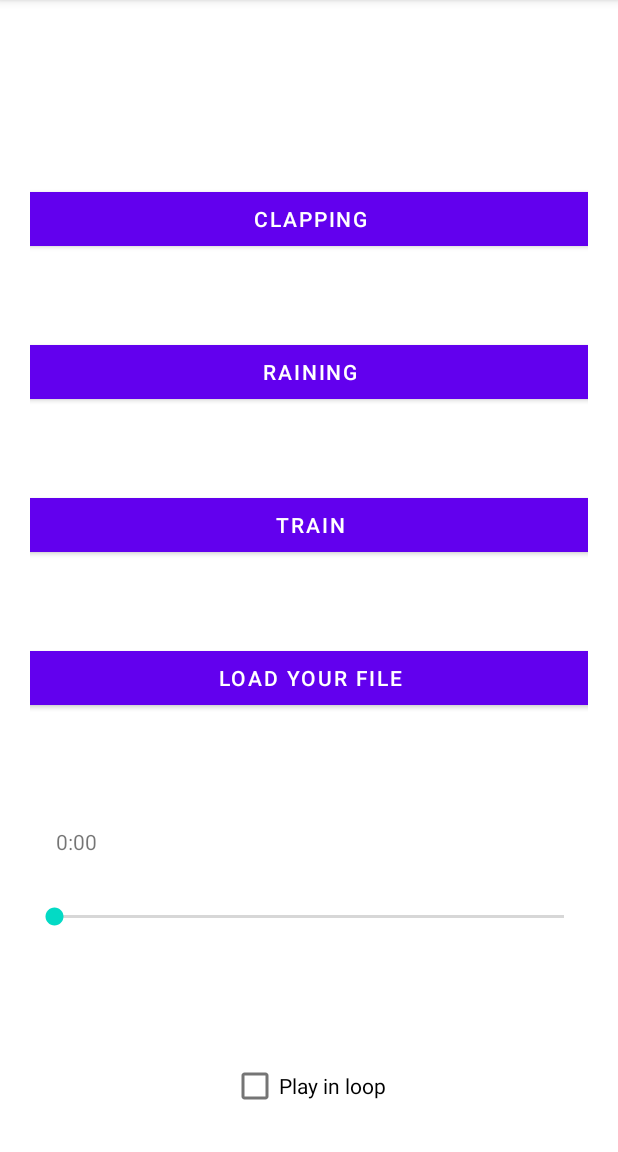
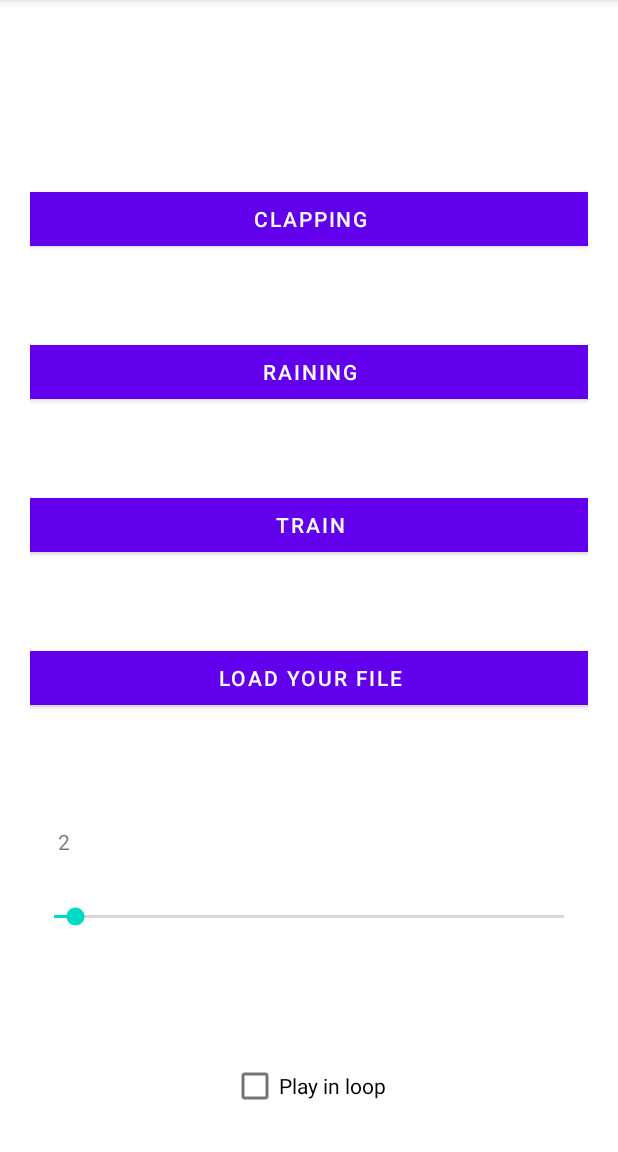
Before and after one commit to PrzemoNo1/SimpleAudioPlayer, an Android app: the screen it shows after launch (MainActivity), after a tap on "CLAPPING", on a phone screen of 412 x 824 dp, the part 84-1236 px from its top. Run offline under Robolectric (Android 15) with nearby library versions, the phone set to English and light mode, and no system bars.

```diff
--- a/app/src/main/java/com/example/simpleexample/MainActivity.kt
+++ b/app/src/main/java/com/example/simpleexample/MainActivity.kt
@@ -2,11 +2,11 @@ package com.example.simpleexample
 
 import androidx.appcompat.app.AppCompatActivity
 import android.os.Bundle
+import android.os.Handler
+import android.os.Looper
 import android.view.View
-import android.widget.Button
-import android.widget.CheckBox
-import android.widget.TextView
-import android.widget.Toast
+import android.widget.*
+import kotlin.math.ceil
 
 class MainActivity : AppCompatActivity() {
     private lateinit var clapButton : Button
@@ -15,8 +15,10 @@ class MainActivity : AppCompatActivity() {
     private lateinit var fileButton : Button
 
     private lateinit var checkLoop : CheckBox
-    private lateinit var tvProgress : TextView
-    private lateinit var tvRemain : TextView
+
+    private val handler = Handler(Looper.getMainLooper())
+    private lateinit var mRunnable: Runnable
+    private lateinit var mSeekBar : SeekBar
 
     private val DEFAULT_LISTENER = View.OnClickListener() {
         Toast.makeText(this, "Not implemented button yet!", Toast.LENGTH_SHORT).show()
@@ -27,14 +29,19 @@ class MainActivity : AppCompatActivity() {
     override fun onCreate(savedInstanceState: Bundle?) {
         super.onCreate(savedInstanceState)
         setContentView(R.layout.activity_main)
-        clapButton = findViewById<Button>(R.id.btnClap)
-        rainButton = findViewById<Button>(R.id.btnRain)
-        trainButton = findViewById<Button>(R.id.btnTrain)
-        fileButton = findViewById<Button>(R.id.btnFile)
+        clapButton = findViewById(R.id.btnClap)
+        rainButton = findViewById(R.id.btnRain)
+        trainButton = findViewById(R.id.btnTrain)
+        fileButton = findViewById(R.id.btnFile)
 
-        checkLoop = findViewById<CheckBox>(R.id.cbLoop)
-        tvProgress = findViewById<TextView>(R.id.tvProgress)
-        tvRemain = findViewById<TextView>(R.id.tvRemain)
+        checkLoop = findViewById(R.id.cbLoop)
+        mSeekBar = findViewById(R.id.sbProgress)
+
+        mRunnable = Runnable {
+            mSeekBar.progress = mMediaPlayerWrapper.getCurrentPosition()
+            handler.postDelayed(mRunnable, 1000)
+        }
+        handler.postDelayed(mRunnable, 1000)
 
         checkLoop.setOnClickListener {
             mMediaPlayerWrapper.setLooping(checkLoop.isChecked)
@@ -42,15 +49,36 @@ class MainActivity : AppCompatActivity() {
 
         clapButton.setOnClickListener{
             mMediaPlayerWrapper.play("Clap")
+            initializeSeekbar()
         }
 
         rainButton.setOnClickListener{
             mMediaPlayerWrapper.play("Rain")
+            initializeSeekbar()
         }
 
         trainButton.setOnClickListener {
             mMediaPlayerWrapper.play("Train")
+            initializeSeekbar()
         }
         fileButton.setOnClickListener(DEFAULT_LISTENER)
     }
+
+    private fun initializeSeekbar() {
+        mSeekBar = findViewById(R.id.sbProgress)
+        mSeekBar.max = mMediaPlayerWrapper.getDuration()
+        mSeekBar.setOnSeekBarChangeListener(
+            object : SeekBar.OnSeekBarChangeListener{
+
+                override fun onProgressChanged(seekBar: SeekBar?, progress: Int, fromUser: Boolean) {
+                    val tvProgress = findViewById<TextView>(R.id.tvProgress)
+                    tvProgress.text = (ceil((progress.toDouble() / 1000))).toInt().toString()
+                }
+
+                override fun onStartTrackingTouch(p0: SeekBar?) {}
+                override fun onStopTrackingTouch(p0: SeekBar?) {}
+
+            }
+        )
+    }
 }
--- a/app/src/main/java/com/example/simpleexample/MediaPlayerWrapper.kt
+++ b/app/src/main/java/com/example/simpleexample/MediaPlayerWrapper.kt
@@ -16,6 +16,20 @@ class MediaPlayerWrapper(context : Context) {
 
     private var mCreator = Runnable {}
     private var mIsLooping = false
+
+    fun getCurrentPosition() : Int {
+        val currentPosition : Int
+        try {
+            currentPosition = mMediaPlayer!!.currentPosition
+        } catch (e : Exception) {
+            return 0
+        }
+        return currentPosition
+    }
+
+    fun getDuration() : Int {
+        return mMediaPlayer!!.duration
+    }
 
     fun setLooping(isLooping : Boolean) {
         mMediaPlayer?.isLooping = isLooping
--- a/app/src/main/res/layout/activity_main.xml
+++ b/app/src/main/res/layout/activity_main.xml
@@ -56,7 +56,7 @@
         app:layout_constraintVertical_bias="0.60" />
 
     <SeekBar
-        android:id="@+id/seekBar"
+        android:id="@+id/sbProgress"
         android:layout_width="0dp"
         android:layout_height="wrap_content"
         app:layout_constraintBottom_toBottomOf="parent"
```
